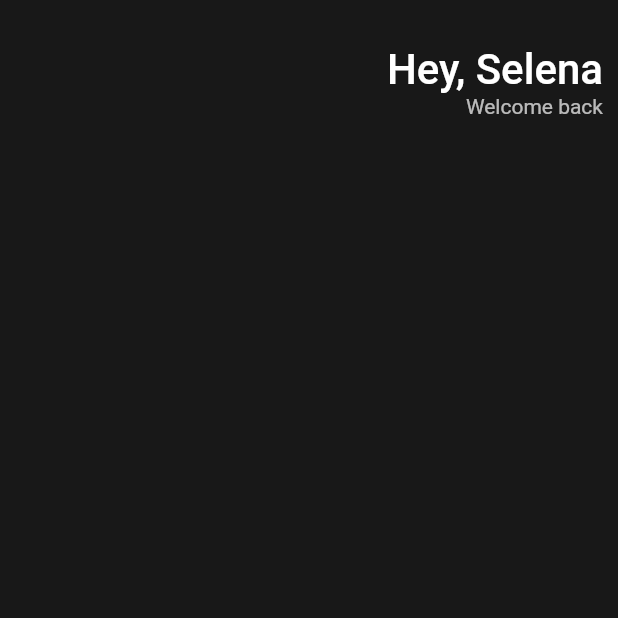
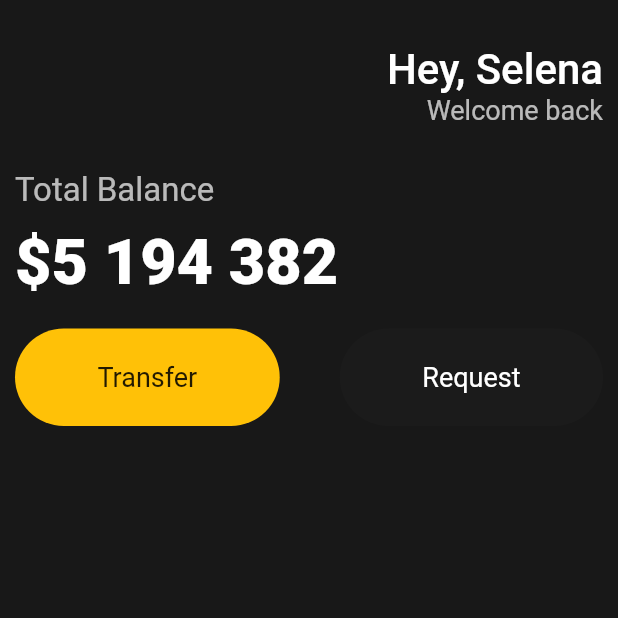
Before and after one commit to Mu-jun/flutter_toonflix, a Flutter app: the screen it shows after launch, on a phone screen of 412 x 824 dp, the top half of it. Run offline on Flutter 3.47's test engine with Material 2 defaults, Android fonts, the phone set to English and light mode, and no system bars.

Commit message:
Buttons Section

```diff
--- a/lib/main.dart
+++ b/lib/main.dart
@@ -33,7 +33,62 @@ class MyApp extends StatelessWidget {
                         'Welcome back',
                         style: TextStyle(
                           color: Colors.white.withOpacity(0.7),
-                          fontSize: 14,
+                          fontSize: 18,
+                        ),
+                      ),
+                    ],
+                  )
+                ],
+              ),
+              SizedBox(height: 30),
+              Column(
+                crossAxisAlignment: CrossAxisAlignment.start,
+                children: [
+                  Text(
+                    'Total Balance',
+                    style: TextStyle(
+                      color: Colors.white.withOpacity(0.7),
+                      fontSize: 22,
+                    ),
+                  ),
+                  SizedBox(height: 10),
+                  Text(
+                    '\$5 194 382',
+                    style: TextStyle(
+                      color: Colors.white,
+                      fontSize: 42,
+                      fontWeight: FontWeight.w800,
+                    ),
+                  ),
+                  SizedBox(height: 20),
+                  Row(
+                    mainAxisAlignment: MainAxisAlignment.spaceBetween,
+                    children: [
+                      Container(
+                        decoration: BoxDecoration(
+                            color: Colors.amber,
+                            borderRadius: BorderRadius.circular(50)),
+                        padding: EdgeInsets.symmetric(
+                          vertical: 22,
+                          horizontal: 55,
+                        ),
+                        child: Text(
+                          'Transfer',
+                          style: TextStyle(fontSize: 18),
+                        ),
+                      ),
+                      Container(
+                        decoration: BoxDecoration(
+                          color: Color.fromARGB(255, 27, 27, 27),
+                          borderRadius: BorderRadius.circular(50),
+                        ),
+                        padding: EdgeInsets.symmetric(
+                          vertical: 22,
+                          horizontal: 55,
+                        ),
+                        child: Text(
+                          'Request',
+                          style: TextStyle(fontSize: 18, color: Colors.white),
                         ),
                       ),
                     ],
```
